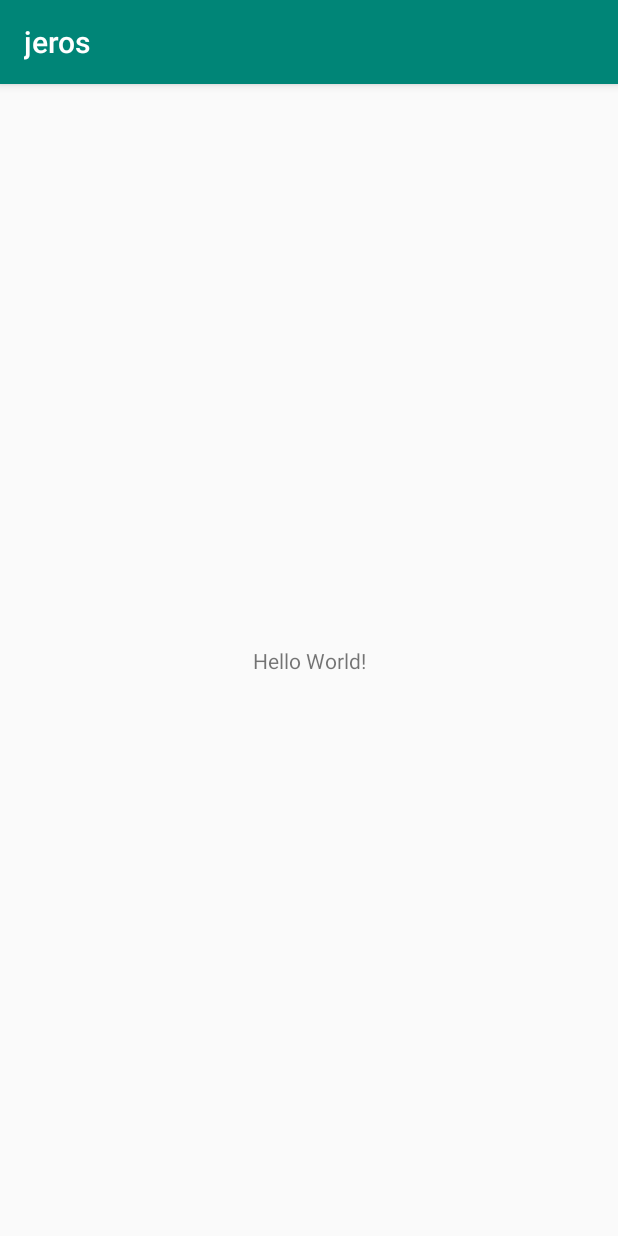
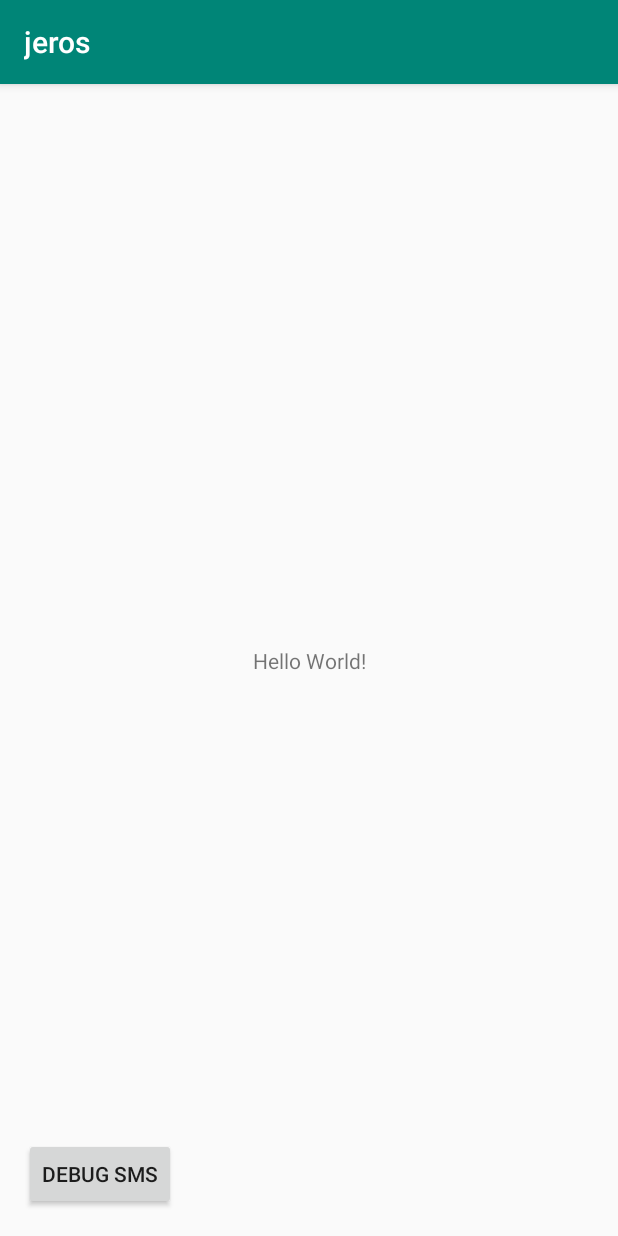
Before and after one commit to Nianmi/jeros, an Android app: the screen it shows after launch (MainActivity), on a phone screen of 412 x 824 dp. Run offline under Robolectric (Android 15) with nearby library versions, the phone set to English and light mode, and no system bars.

Commit message:
First implementation of SMS send

```diff
--- a/app/src/main/AndroidManifest.xml
+++ b/app/src/main/AndroidManifest.xml
@@ -1,6 +1,7 @@
 <?xml version="1.0" encoding="utf-8"?>
 <manifest xmlns:android="http://schemas.android.com/apk/res/android"
     package="com.example.jeros">
+    <uses-permission android:name="android.permission.SEND_SMS" />
 
     <application
         android:allowBackup="true"
--- a/app/src/main/res/layout/activity_main.xml
+++ b/app/src/main/res/layout/activity_main.xml
@@ -15,4 +15,15 @@
         app:layout_constraintRight_toRightOf="parent"
         app:layout_constraintTop_toTopOf="parent" />
 
+    <Button
+        android:id="@+id/debugSMSButton"
+        android:layout_width="wrap_content"
+        android:layout_height="wrap_content"
+        android:layout_marginStart="16dp"
+        android:layout_marginLeft="16dp"
+        android:layout_marginBottom="17dp"
+        android:text="Debug SMS"
+        app:layout_constraintBottom_toBottomOf="parent"
+        app:layout_constraintStart_toStartOf="parent" />
+
 </android.support.constraint.ConstraintLayout>
```
Also changed, not shown: app/src/main/java/com/example/jeros/MainActivity.java (+45 -0 lines).
